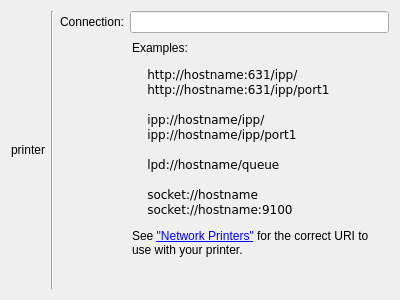
KDE/print-manager, file add-printer/ChooseUri.ui: the form before one commit.
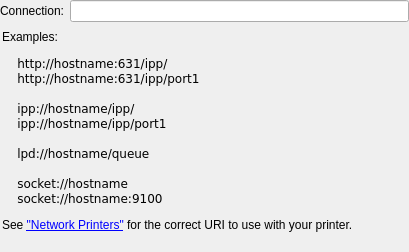
The form after the commit. Custom widgets are drawn as their Qt base class.

The edit to the form file:
```diff
--- a/add-printer/ChooseUri.ui
+++ b/add-printer/ChooseUri.ui
@@ -6,8 +6,8 @@
    <rect>
     <x>0</x>
     <y>0</y>
-    <width>400</width>
-    <height>300</height>
+    <width>409</width>
+    <height>252</height>
    </rect>
   </property>
   <property name="sizePolicy">
@@ -16,70 +16,15 @@
     <verstretch>0</verstretch>
    </sizepolicy>
   </property>
-  <layout class="QGridLayout" name="gridLayout">
-   <item row="0" column="1">
-    <layout class="QVBoxLayout" name="verticalLayout">
-     <property name="sizeConstraint">
-      <enum>QLayout::SetMinimumSize</enum>
-     </property>
-     <item>
-      <spacer name="verticalSpacer_3">
-       <property name="orientation">
-        <enum>Qt::Vertical</enum>
-       </property>
-       <property name="sizeHint" stdset="0">
-        <size>
-         <width>20</width>
-         <height>40</height>
-        </size>
-       </property>
-      </spacer>
-     </item>
-     <item>
-      <widget class="QLabel" name="printerL">
-       <property name="sizePolicy">
-        <sizepolicy hsizetype="Fixed" vsizetype="Preferred">
-         <horstretch>0</horstretch>
-         <verstretch>0</verstretch>
-        </sizepolicy>
-       </property>
-       <property name="text">
-        <string notr="true">printer</string>
-       </property>
-       <property name="alignment">
-        <set>Qt::AlignCenter</set>
-       </property>
-       <property name="margin">
-        <number>7</number>
-       </property>
-      </widget>
-     </item>
-     <item>
-      <spacer name="verticalSpacer_4">
-       <property name="orientation">
-        <enum>Qt::Vertical</enum>
-       </property>
-       <property name="sizeHint" stdset="0">
-        <size>
-         <width>20</width>
-         <height>40</height>
-        </size>
-       </property>
-      </spacer>
-     </item>
-    </layout>
-   </item>
-   <item row="0" column="2">
-    <widget class="Line" name="line">
-     <property name="orientation">
-      <enum>Qt::Vertical</enum>
-     </property>
-    </widget>
-   </item>
-   <item row="0" column="3">
     <layout class="QFormLayout" name="formLayout">
      <property name="fieldGrowthPolicy">
-      <enum>QFormLayout::ExpandingFieldsGrow</enum>
+    <enum>QFormLayout::AllNonFixedFieldsGrow</enum>
+   </property>
+   <property name="rowWrapPolicy">
+    <enum>QFormLayout::WrapLongRows</enum>
+   </property>
+   <property name="margin">
+    <number>0</number>
      </property>
      <item row="0" column="0">
       <widget class="QLabel" name="label_2">
@@ -91,7 +36,7 @@
      <item row="0" column="1">
       <widget class="KLineEdit" name="addressLE"/>
      </item>
-     <item row="1" column="1">
+   <item row="1" column="0" colspan="2">
       <widget class="QLabel" name="label">
        <property name="text">
         <string comment="@info">&lt;TABLE&gt;
@@ -110,18 +55,22 @@
     socket://hostname:9100
 &lt;/PRE&gt;
 
-&lt;P&gt;See &lt;A HREF=&quot;/help/network.html&quot; TARGET=&quot;_blank&quot;&gt;&quot;Network
+&lt;P&gt;See &lt;A HREF=&quot;http://localhost:631/help/network.html&quot; TARGET=&quot;_blank&quot;&gt;&quot;Network
 Printers&quot;&lt;/A&gt; for the correct URI to use with your printer.&lt;/P&gt;
 &lt;/TD&gt;
 &lt;/TR&gt;
 &lt;/TABLE&gt;</string>
        </property>
+     <property name="textFormat">
+      <enum>Qt::RichText</enum>
+     </property>
        <property name="wordWrap">
         <bool>true</bool>
        </property>
-      </widget>
-     </item>
-    </layout>
+     <property name="openExternalLinks">
+      <bool>true</bool>
+     </property>
+    </widget>
    </item>
   </layout>
  </widget>
```
Lines whose indentation alone changed are shown as unchanged.
